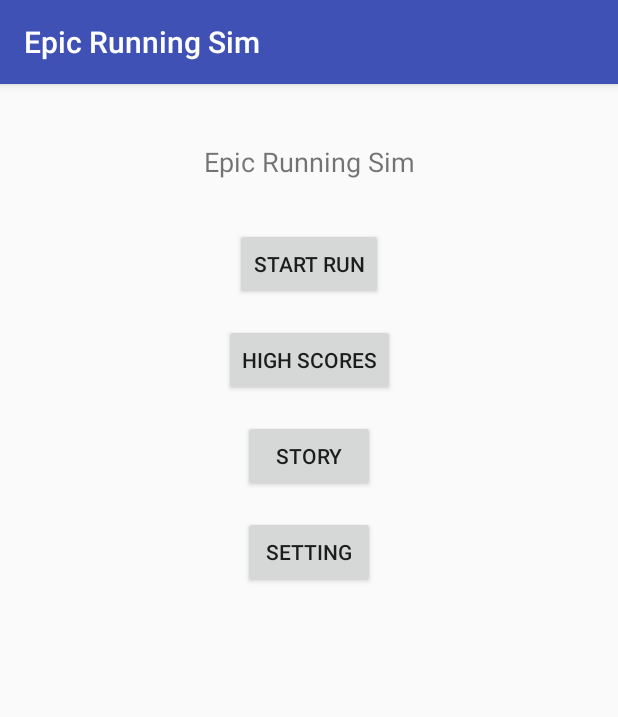
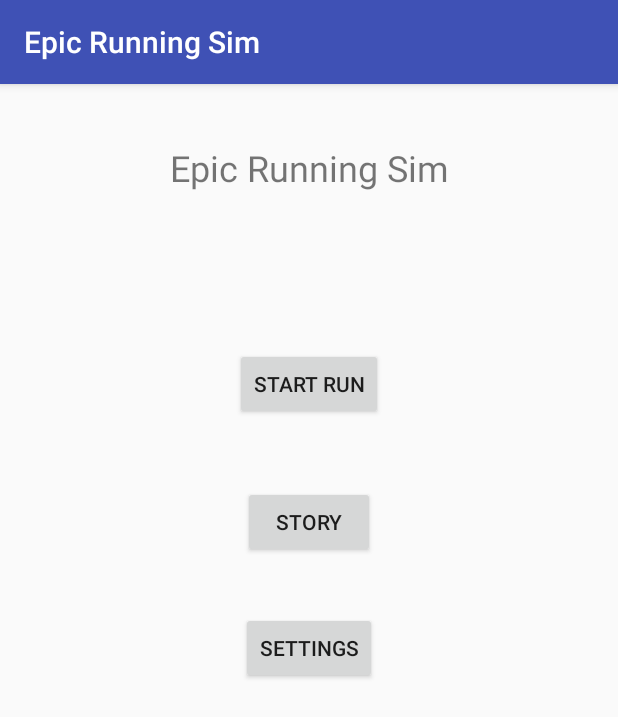
Before and after one commit to Nayzee/semester-project, an Android app: the screen it shows after launch (MainActivity), on a phone screen of 412 x 824 dp. Shown: the top 717 px of the screen. Run offline under Robolectric (Android 15) with nearby library versions, the phone set to English and light mode, and no system bars; 2 statements that could not run were skipped.

Commit message:
Project Choice 0.2

```diff
--- a/app/src/main/AndroidManifest.xml
+++ b/app/src/main/AndroidManifest.xml
@@ -16,7 +16,6 @@
                 <category android:name="android.intent.category.LAUNCHER" />
             </intent-filter>
         </activity>
-        <activity android:name=".ScoresActivity" />
         <activity android:name=".StoryActivity" />
         <activity android:name=".SettingsActivity" />
         <activity android:name=".ResultsActivity"></activity>
--- a/app/src/main/res/layout/activity_main.xml
+++ b/app/src/main/res/layout/activity_main.xml
@@ -12,7 +12,7 @@
         android:layout_height="wrap_content"
         android:layout_marginTop="16dp"
         android:text="@string/app_name"
-        android:textSize="18sp"
+        android:textSize="24sp"
         app:layout_constraintBottom_toBottomOf="parent"
         app:layout_constraintLeft_toLeftOf="parent"
         app:layout_constraintRight_toRightOf="parent"
@@ -23,38 +23,29 @@
         android:id="@+id/btnGame"
         android:layout_width="wrap_content"
         android:layout_height="wrap_content"
-        android:layout_marginTop="32dp"
-        android:text="Start Run"
+        android:layout_marginTop="104dp"
+        android:text="@string/start_run_Button"
+        app:layout_constraintHorizontal_bias="0.501"
         app:layout_constraintLeft_toLeftOf="parent"
         app:layout_constraintRight_toRightOf="parent"
         app:layout_constraintTop_toBottomOf="@+id/textView" />
 
     <Button
-        android:id="@+id/btnScores"
+        android:id="@+id/btnStory"
         android:layout_width="wrap_content"
         android:layout_height="wrap_content"
-        android:layout_marginTop="16dp"
-        android:text="High Scores"
+        android:layout_marginTop="44dp"
+        android:text="@string/story"
         app:layout_constraintLeft_toLeftOf="parent"
         app:layout_constraintRight_toRightOf="parent"
         app:layout_constraintTop_toBottomOf="@+id/btnGame" />
 
     <Button
-        android:id="@+id/btnStory"
-        android:layout_width="wrap_content"
-        android:layout_height="wrap_content"
-        android:layout_marginTop="16dp"
-        android:text="Story"
-        app:layout_constraintLeft_toLeftOf="parent"
-        app:layout_constraintRight_toRightOf="parent"
-        app:layout_constraintTop_toBottomOf="@+id/btnScores" />
-
-    <Button
         android:id="@+id/btnSettings"
         android:layout_width="wrap_content"
         android:layout_height="wrap_content"
-        android:layout_marginTop="16dp"
-        android:text="Setting"
+        android:layout_marginTop="36dp"
+        android:text="@string/settings"
         app:layout_constraintLeft_toLeftOf="parent"
         app:layout_constraintRight_toRightOf="parent"
         app:layout_constraintTop_toBottomOf="@+id/btnStory" />
```
Also changed, not shown: app/src/main/java/com/example/donovan/epicrunningsim/ScoresActivity.java (deleted, +0 -28 lines), app/src/main/res/layout/activity_results.xml (+4 -4 lines), app/src/main/res/layout/activity_scores.xml (deleted, +0 -69 lines), app/src/main/res/layout/activity_settings.xml (+4 -4 lines), app/src/main/res/layout/activity_story.xml (+6 -5 lines).
